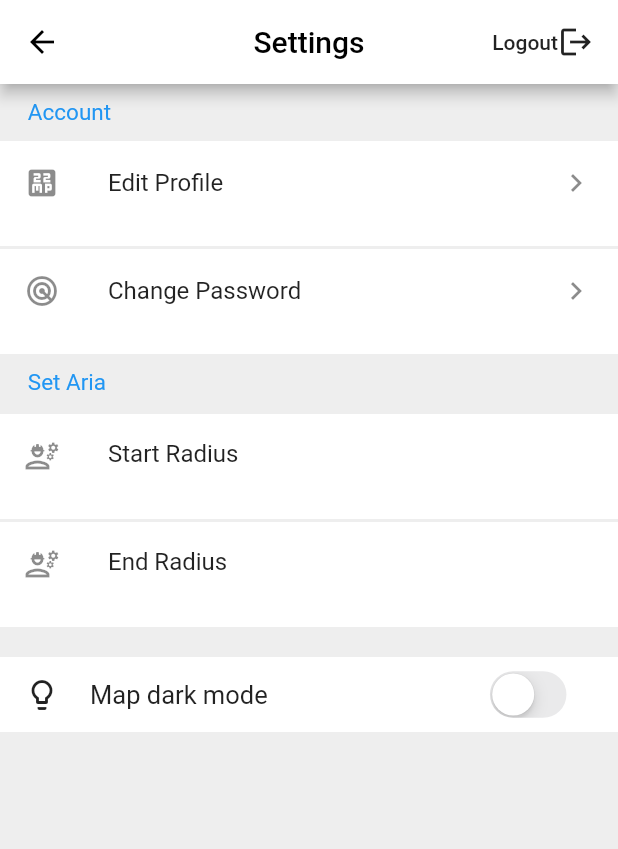
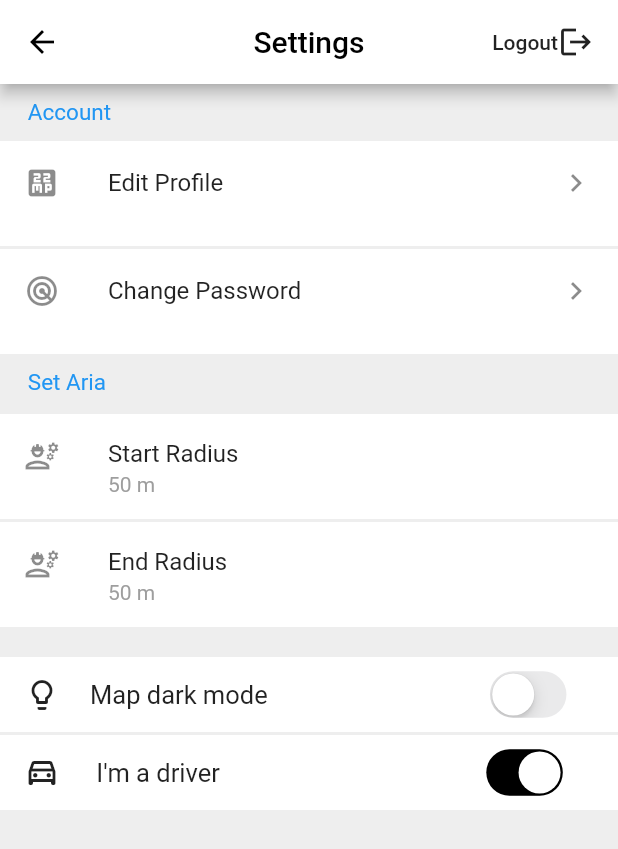
Before and after one commit to TimotinM/BDAS, a Flutter app: the Options screen opened by its route, on a phone screen of 412 x 824 dp. Shown: the top 849 px of the screen. Run offline on Flutter 3.47's test engine with Material 2 defaults, Android fonts, the phone set to English and light mode, and no system bars; our stand-ins replace flutter_spinkit, geolocator, google_maps_flutter, image_picker; missing offline and left inert: flutter_polyline_points.

Commit message:
Create driver on the map

```diff
--- a/lib/CreateProfile.dart
+++ b/lib/CreateProfile.dart
@@ -169,7 +169,6 @@ class _CreateProfile extends State<CreateProfile> {
                      setState(() {
                        data.loading = false;
                      });
-                     print("error");
                      showDialog<void>(
                        context: context,
                        barrierDismissible: false, // user must tap button!
--- a/lib/Driver.dart
+++ b/lib/Driver.dart
@@ -1,3 +1,14 @@
+
 class Driver {
-  bool isDriver = true;
+  String name;
+  String surname;
+  String phone = '0601234567';
+  String carModel = 'Lada';
+  String plateNumber = 'AFG 265';
+  double Lat;
+  double Lon = 28.0;
+  int setas = 4;
+  String id = '1';
+
+  Driver({this.name, this.surname, this.Lat});
 }
--- a/lib/Options.dart
+++ b/lib/Options.dart
@@ -57,6 +57,13 @@ class _Options extends State<Options>{
   }
 
   @override
+  void initState() {
+    super.initState();
+    _endRadiusController.text = '50';
+    _startRadiusController.text = '50';
+  }
+
+  @override
   Widget build(BuildContext context){
       final ariaSet = Text(
           "     Set Aria",
@@ -80,7 +87,7 @@ class _Options extends State<Options>{
         child: ListTile(
           title: Text("Start Radius"),
           subtitle: Text(
-              _startRadiusController.text,
+              _startRadiusController.text + ' m',
               style: TextStyle(color: Colors.grey),
           ),
           leading: Icon(IconData(61474, fontFamily: 'MaterialIcons')),
@@ -96,7 +103,7 @@ class _Options extends State<Options>{
         child: ListTile(
           title: Text("End Radius"),
           subtitle: Text(
-            _endRadiusController.text,
+            _endRadiusController.text + ' m',
             style: TextStyle(color: Colors.grey),
           ),
           leading: Icon(IconData(61474, fontFamily: 'MaterialIcons')),
@@ -151,6 +158,32 @@ class _Options extends State<Options>{
                 onChanged: (value){
                   setState(() {
                     data.dark = !data.dark;
+                  });
+                }
+            )
+          ],
+        ),
+      );
+
+      final driver = Container (
+        height: 50,
+        color: Colors.white,
+        child: Row(
+          children: <Widget>[
+            SizedBox(width: 16),
+            Icon(Icons.drive_eta_outlined),
+            SizedBox(width: 20),
+            Text(
+              " I'm a driver       ",
+              style: TextStyle(fontSize: 17),
+            ),
+            SizedBox(width: MediaQuery.of(context).size.width*0.35),
+            CupertinoSwitch(
+                activeColor: Colors.black,
+                value: data.isDriver,
+                onChanged: (value){
+                  setState(() {
+                    data.isDriver = !data.isDriver;
                   });
                 }
             )
@@ -215,6 +248,8 @@ class _Options extends State<Options>{
                   endRadius,
                   SizedBox(height: 20),
                   darkMap,
+                  SizedBox(height: 2),
+                  driver
                 ],
               ),
             ),
--- a/lib/User.dart
+++ b/lib/User.dart
@@ -36,7 +36,6 @@ Future<User> fetchUser(String id) async {
   final response = await http.get('https://hitchhikeapi.herokuapp.com/api/users/' + id);
 
   if (response.statusCode == 200) {
-    print(response.body);
     return User.fromJson(jsonDecode(response.body));
   } else {
     // If the server did not return a 200 OK response,
--- a/lib/route_generator.dart
+++ b/lib/route_generator.dart
@@ -1,6 +1,7 @@
 import 'package:flutter/material.dart';
 import 'package:untitled/ChangePassword.dart';
 import 'package:untitled/CreateProfile.dart';
+import 'package:untitled/DriverDialog.dart';
 import 'package:untitled/EditProfile.dart';
 import 'package:untitled/HomePage.dart';
 import 'package:untitled/Login.dart';
@@ -26,6 +27,8 @@ class RouteGenerator {
         return MaterialPageRoute(builder: (_) => EditProfile());
       case '/changePassword':
         return MaterialPageRoute(builder: (_) => ChangePassword());
+      case '/driverInformation':
+        return MaterialPageRoute(builder: (context) => DriverDialog());
       default:
         return MaterialPageRoute(builder: (_) => Login());
     }
```
Also changed, not shown: assets/carMarker.json (added, +137 -0 lines), lib/DriverDialog.dart (added, +126 -0 lines), lib/HomePage.dart (+91 -16 lines), pubspec.yaml (+11 -1 lines), assets/Maker.png (added), assets/carMaker.png (added), assets/carMarker.png (added), pubspec.lock.
